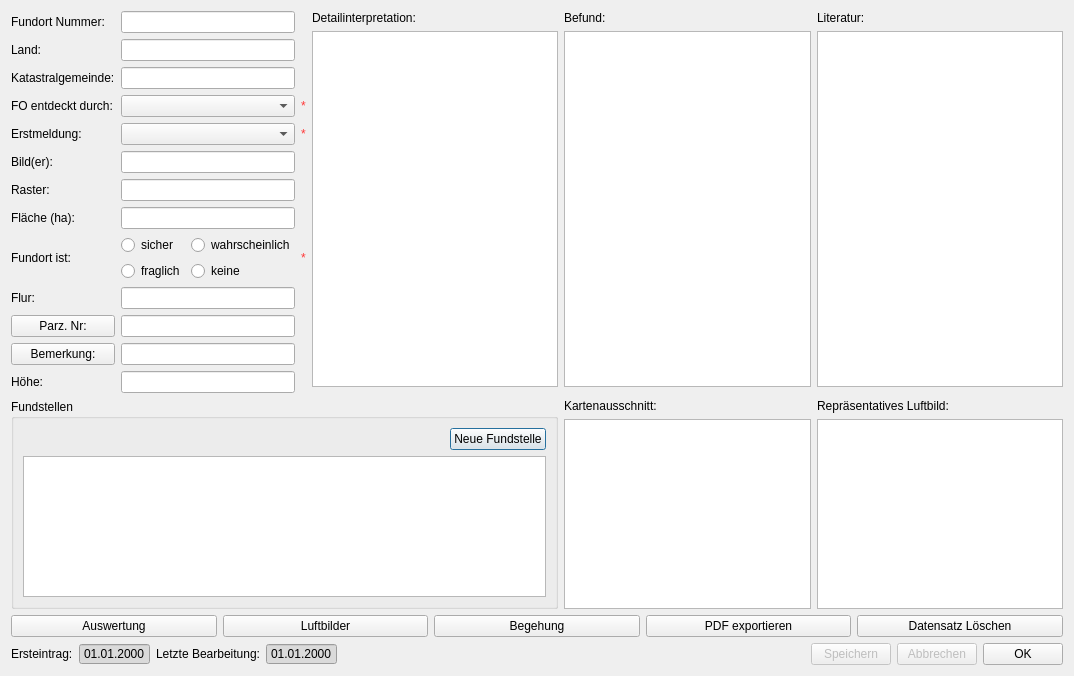
Above: APIS/forms/apis_site_form.ui from APIS-Luftbildarchiv/APIS before the change. Below: the same form after it.
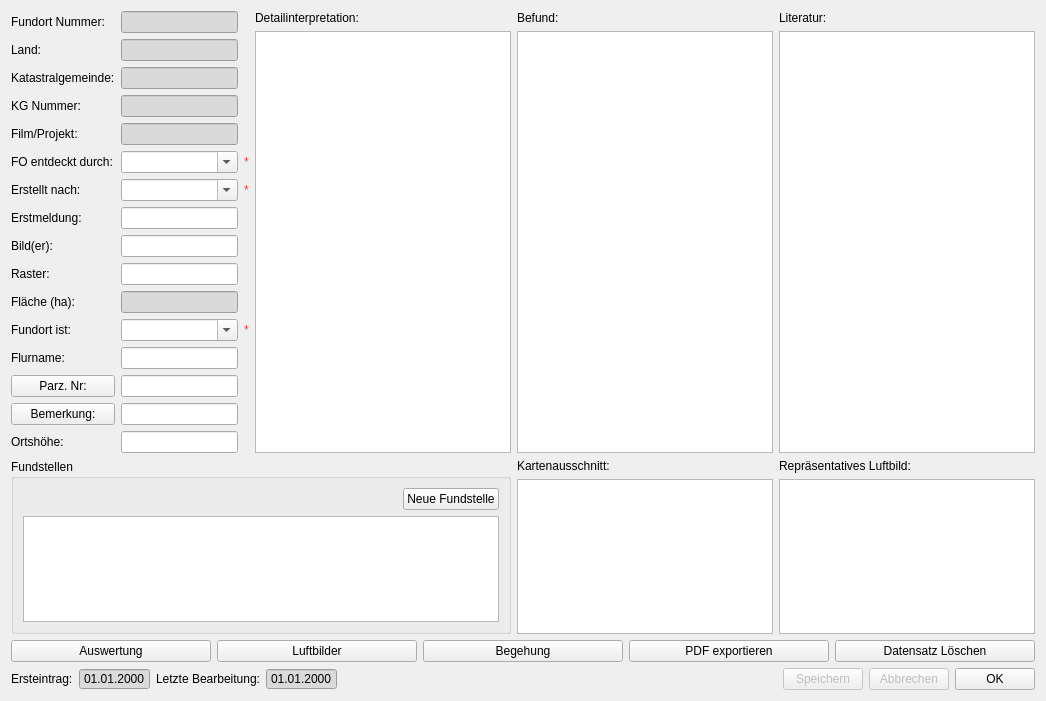
That is the form after the change. Icons and pictures are not drawn.

Diff of the .ui file:
```diff
--- a/APIS/forms/apis_site_form.ui
+++ b/APIS/forms/apis_site_form.ui
@@ -2,89 +2,62 @@
 <ui version="4.0">
  <class>apisSiteDialog</class>
  <widget class="QDialog" name="apisSiteDialog">
+  <property name="windowModality">
+   <enum>Qt::ApplicationModal</enum>
+  </property>
   <property name="geometry">
    <rect>
     <x>0</x>
     <y>0</y>
-    <width>1074</width>
-    <height>676</height>
+    <width>1046</width>
+    <height>701</height>
    </rect>
   </property>
   <property name="windowTitle">
    <string>APIS Fundort</string>
   </property>
+  <property name="modal">
+   <bool>true</bool>
+  </property>
   <layout class="QGridLayout" name="gridLayout_2">
-   <item row="2" column="0" colspan="2">
-    <widget class="QGroupBox" name="groupBox">
-     <property name="title">
-      <string>Fundstellen</string>
-     </property>
-     <layout class="QVBoxLayout" name="verticalLayout_4">
-      <item>
-       <layout class="QHBoxLayout" name="horizontalLayout">
-        <item>
-         <spacer name="horizontalSpacer">
-          <property name="orientation">
-           <enum>Qt::Horizontal</enum>
-          </property>
-          <property name="sizeHint" stdset="0">
-           <size>
-            <width>40</width>
-            <height>20</height>
-           </size>
-          </property>
-         </spacer>
-        </item>
-        <item>
-         <widget class="QPushButton" name="pushButton">
-          <property name="text">
-           <string>Neue Fundstelle</string>
-          </property>
-          <property name="icon">
-           <iconset resource="resource.qrc">
-            <normaloff>:/plugins/APIS/icons/add.png</normaloff>:/plugins/APIS/icons/add.png</iconset>
-          </property>
-         </widget>
-        </item>
-       </layout>
-      </item>
-      <item>
-       <widget class="QTableWidget" name="tableWidget"/>
-      </item>
-     </layout>
-    </widget>
-   </item>
-   <item row="0" column="0" rowspan="2">
+   <item row="0" column="0">
     <layout class="QGridLayout" name="gridLayout">
-     <item row="9" column="0">
-      <widget class="QLabel" name="label_13">
+     <item row="0" column="0">
+      <widget class="QLabel" name="label">
        <property name="text">
-        <string>Flur:</string>
+        <string>Fundort Nummer:</string>
        </property>
       </widget>
      </item>
-     <item row="7" column="1">
-      <widget class="QLineEdit" name="lineEdit_6"/>
-     </item>
-     <item row="6" column="1">
-      <widget class="QLineEdit" name="lineEdit_5"/>
-     </item>
-     <item row="7" column="0">
-      <widget class="QLabel" name="label_11">
-       <property name="text">
-        <string>Fläche (ha):</string>
+     <item row="0" column="1">
+      <widget class="QLineEdit" name="uiSiteNumberEdit">
+       <property name="autoFillBackground">
+        <bool>false</bool>
        </property>
+       <property name="styleSheet">
+        <string notr="true">background-color: rgb(218, 218, 218);</string>
+       </property>
+       <property name="readOnly">
+        <bool>true</bool>
+       </property>
       </widget>
      </item>
-     <item row="8" column="0">
-      <widget class="QLabel" name="label_12">
+     <item row="1" column="0">
+      <widget class="QLabel" name="label_2">
        <property name="text">
-        <string>Fundort ist:</string>
+        <string>Land:</string>
        </property>
       </widget>
      </item>
-     <item row="4" column="1">
-      <widget class="QComboBox" name="comboBox_2"/>
+     <item row="1" column="1">
+      <widget class="QLineEdit" name="uiCountryEdit">
+       <property name="styleSheet">
+        <string notr="true">background-color: rgb(218, 218, 218);</string>
+       </property>
+       <property name="readOnly">
+        <bool>true</bool>
+       </property>
+      </widget>
      </item>
      <item row="2" column="0">
       <widget class="QLabel" name="label_3">
@@ -93,161 +66,258 @@
        </property>
       </widget>
      </item>
-     <item row="5" column="1">
-      <widget class="QLineEdit" name="lineEdit_4"/>
+     <item row="2" column="1">
+      <widget class="QLineEdit" name="uiCadastralCommunityEdit">
+       <property name="styleSheet">
+        <string notr="true">background-color: rgb(218, 218, 218);</string>
+       </property>
+       <property name="readOnly">
+        <bool>true</bool>
+       </property>
+      </widget>
      </item>
-     <item row="1" column="0">
-      <widget class="QLabel" name="label_2">
+     <item row="3" column="0">
+      <widget class="QLabel" name="label_21">
        <property name="text">
-        <string>Land:</string>
+        <string>KG Nummer:</string>
        </property>
       </widget>
      </item>
-     <item row="9" column="1">
-      <widget class="QLineEdit" name="lineEdit_8"/>
+     <item row="3" column="1">
+      <widget class="QLineEdit" name="uiCadastralCommunityNumberEdit">
+       <property name="styleSheet">
+        <string notr="true">background-color: rgb(218, 218, 218);</string>
+       </property>
+      </widget>
      </item>
      <item row="4" column="0">
+      <widget class="QLabel" name="label_22">
+       <property name="text">
+        <string>Film/Projekt:</string>
+       </property>
+      </widget>
+     </item>
+     <item row="4" column="1">
+      <widget class="QLineEdit" name="uiProjectOrFilmEdit">
+       <property name="styleSheet">
+        <string notr="true">background-color: rgb(218, 218, 218);</string>
+       </property>
+       <property name="readOnly">
+        <bool>true</bool>
+       </property>
+      </widget>
+     </item>
+     <item row="5" column="0">
+      <widget class="QLabel" name="label_4">
+       <property name="text">
+        <string>FO entdeckt durch:</string>
+       </property>
+      </widget>
+     </item>
+     <item row="5" column="1">
+      <widget class="QComboBox" name="uiSiteDiscoveryCombo">
+       <property name="editable">
+        <bool>true</bool>
+       </property>
+      </widget>
+     </item>
+     <item row="5" column="2">
+      <widget class="QLabel" name="label_17">
+       <property name="styleSheet">
+        <string notr="true">color: rgb(255, 55, 55);</string>
+       </property>
+       <property name="text">
+        <string>*</string>
+       </property>
+      </widget>
+     </item>
+     <item row="6" column="0">
+      <widget class="QLabel" name="label_20">
+       <property name="text">
+        <string>Erstellt nach:</string>
+       </property>
+      </widget>
+     </item>
+     <item row="6" column="1">
+      <widget class="QComboBox" name="uiSiteCreationCombo">
+       <property name="editable">
+        <bool>true</bool>
+       </property>
+      </widget>
+     </item>
+     <item row="6" column="2">
+      <widget class="QLabel" name="label_18">
+       <property name="styleSheet">
+        <string notr="true">color: rgb(255, 55, 55);</string>
+       </property>
+       <property name="text">
+        <string>*</string>
+       </property>
+      </widget>
+     </item>
+     <item row="7" column="0">
       <widget class="QLabel" name="label_5">
        <property name="text">
         <string>Erstmeldung:</string>
        </property>
       </widget>
      </item>
-     <item row="5" column="0">
+     <item row="7" column="1">
+      <widget class="QLineEdit" name="uiFirstReportYearEdit">
+       <property name="maxLength">
+        <number>4</number>
+       </property>
+       <property name="placeholderText">
+        <string/>
+       </property>
+      </widget>
+     </item>
+     <item row="8" column="0">
       <widget class="QLabel" name="label_6">
        <property name="text">
         <string>Bild(er):</string>
        </property>
       </widget>
      </item>
-     <item row="6" column="0">
+     <item row="8" column="1">
+      <widget class="QLineEdit" name="uiImagesEdit"/>
+     </item>
+     <item row="9" column="0">
       <widget class="QLabel" name="label_10">
        <property name="text">
         <string>Raster:</string>
        </property>
       </widget>
      </item>
-     <item row="3" column="0">
-      <widget class="QLabel" name="label_4">
-       <property name="text">
-        <string>FO entdeckt durch:</string>
-       </property>
-      </widget>
+     <item row="9" column="1">
+      <widget class="QLineEdit" name="uiRasterEdit"/>
      </item>
-     <item row="0" column="0">
-      <widget class="QLabel" name="label">
+     <item row="10" column="0">
+      <widget class="QLabel" name="label_11">
        <property name="text">
-        <string>Fundort Nummer:</string>
+        <string>Fläche (ha):</string>
        </property>
       </widget>
      </item>
-     <item row="1" column="1">
-      <widget class="QLineEdit" name="lineEdit_2"/>
-     </item>
-     <item row="3" column="1">
-      <widget class="QComboBox" name="comboBox"/>
-     </item>
-     <item row="2" column="1">
-      <widget class="QLineEdit" name="lineEdit_3"/>
-     </item>
-     <item row="0" column="1">
-      <widget class="QLineEdit" name="lineEdit">
+     <item row="10" column="1">
+      <widget class="QLineEdit" name="uiAreaEdit">
+       <property name="styleSheet">
+        <string notr="true">background-color: rgb(218, 218, 218);</string>
+       </property>
        <property name="readOnly">
         <bool>true</bool>
        </property>
       </widget>
      </item>
-     <item row="4" column="2">
-      <widget class="QLabel" name="label_18">
-       <property name="styleSheet">
-        <string notr="true">color: rgb(255, 55, 55);</string>
-       </property>
+     <item row="11" column="0">
+      <widget class="QLabel" name="label_12">
        <property name="text">
-        <string>*</string>
+        <string>Fundort ist:</string>
        </property>
       </widget>
      </item>
-     <item row="3" column="2">
-      <widget class="QLabel" name="label_17">
-       <property name="styleSheet">
-        <string notr="true">color: rgb(255, 55, 55);</string>
+     <item row="11" column="1">
+      <widget class="QComboBox" name="uiSiteReliabilityCombo">
+       <property name="editable">
+        <bool>true</bool>
        </property>
-       <property name="text">
-        <string>*</string>
+       <property name="currentIndex">
+        <number>-1</number>
        </property>
-      </widget>
-     </item>
-     <item row="8" column="2">
-      <widget class="QLabel" name="label_19">
-       <property name="styleSheet">
-        <string notr="true">color: rgb(255, 55, 55);</string>
+       <property name="modelColumn">
+        <number>0</number>
        </property>
-       <property name="text">
-        <string>*</string>
-       </property>
-      </widget>
-     </item>
-     <item row="8" column="1">
-      <layout class="QGridLayout" name="gridLayout_3">
-       <item row="0" column="0">
-        <widget class="QRadioButton" name="radioButton">
+       <item>
          <property name="text">
           <string>sicher</string>
          </property>
-        </widget>
        </item>
-       <item row="0" column="1">
-        <widget class="QRadioButton" name="radioButton_2">
+       <item>
          <property name="text">
           <string>wahrscheinlich</string>
          </property>
-        </widget>
        </item>
-       <item row="1" column="0">
-        <widget class="QRadioButton" name="radioButton_3">
+       <item>
          <property name="text">
           <string>fraglich</string>
          </property>
-        </widget>
        </item>
-       <item row="1" column="1">
-        <widget class="QRadioButton" name="radioButton_4">
+       <item>
          <property name="text">
-          <string>keine</string>
-         </property>
-        </widget>
-       </item>
-      </layout>
-     </item>
-     <item row="12" column="1">
-      <widget class="QLineEdit" name="lineEdit_7"/>
+         <string>kein Fundort</string>
+        </property>
+       </item>
+      </widget>
+     </item>
+     <item row="11" column="2">
+      <widget class="QLabel" name="label_19">
+       <property name="styleSheet">
+        <string notr="true">color: rgb(255, 55, 55);</string>
+       </property>
+       <property name="text">
+        <string>*</string>
+       </property>
+      </widget>
      </item>
      <item row="12" column="0">
-      <widget class="QLabel" name="label_14">
+      <widget class="QLabel" name="label_13">
        <property name="text">
-        <string>Höhe:</string>
+        <string>Flurname:</string>
        </property>
       </widget>
      </item>
-     <item row="10" column="0">
-      <widget class="QPushButton" name="pushButton_2">
+     <item row="12" column="1">
+      <widget class="QLineEdit" name="uiFieldNameEdit"/>
+     </item>
+     <item row="13" column="0">
+      <widget class="QPushButton" name="uiPlotNumberBtn">
        <property name="text">
         <string>Parz. Nr:</string>
        </property>
+       <property name="autoDefault">
+        <bool>false</bool>
+       </property>
       </widget>
      </item>
-     <item row="11" column="0">
-      <widget class="QPushButton" name="pushButton_3">
+     <item row="13" column="1">
+      <widget class="QLineEdit" name="uiPlotNumberEdit"/>
+     </item>
+     <item row="14" column="0">
+      <widget class="QPushButton" name="uiCommentBtn">
        <property name="text">
         <string>Bemerkung:</string>
        </property>
+       <property name="autoDefault">
+        <bool>false</bool>
+       </property>
       </widget>
      </item>
-     <item row="10" column="1">
-      <widget class="QLineEdit" name="lineEdit_9"/>
+     <item row="14" column="1">
+      <widget class="QLineEdit" name="uiCommentEdit"/>
      </item>
-     <item row="11" column="1">
-      <widget class="QLineEdit" name="lineEdit_10"/>
+     <item row="15" column="0">
+      <widget class="QLabel" name="label_14">
+       <property name="text">
+        <string>Ortshöhe:</string>
+       </property>
+      </widget>
+     </item>
+     <item row="15" column="1">
+      <widget class="QLineEdit" name="uiElevationEdit"/>
+     </item>
+    </layout>
+   </item>
+   <item row="0" column="1">
+    <layout class="QVBoxLayout" name="verticalLayout">
+     <item>
+      <widget class="QLabel" name="label_7">
+       <property name="text">
+        <string>Detailinterpretation:</string>
+       </property>
+      </widget>
+     </item>
+     <item>
+      <widget class="QPlainTextEdit" name="uiDetailinterpretationPTxt"/>
      </item>
     </layout>
    </item>
@@ -261,25 +331,82 @@
       </widget>
      </item>
      <item>
-      <widget class="QPlainTextEdit" name="plainTextEdit_2"/>
+      <widget class="QPlainTextEdit" name="uiFindingsPTxt"/>
      </item>
     </layout>
    </item>
-   <item row="0" column="1">
-    <layout class="QVBoxLayout" name="verticalLayout">
+   <item row="0" column="3">
+    <layout class="QVBoxLayout" name="verticalLayout_3">
      <item>
-      <widget class="QLabel" name="label_7">
+      <widget class="QLabel" name="label_9">
        <property name="text">
-        <string>Detailinterpretation:</string>
+        <string>Literatur:</string>
        </property>
       </widget>
      </item>
      <item>
-      <widget class="QPlainTextEdit" name="plainTextEdit"/>
+      <widget class="QPlainTextEdit" name="uiLiteraturePTxt"/>
      </item>
     </layout>
    </item>
-   <item row="2" column="3">
+   <item row="1" column="0" colspan="2">
+    <widget class="QGroupBox" name="uiFindSpotGrp">
+     <property name="title">
+      <string>Fundstellen</string>
+     </property>
+     <layout class="QVBoxLayout" name="verticalLayout_4">
+      <item>
+       <layout class="QHBoxLayout" name="horizontalLayout">
+        <item>
+         <spacer name="horizontalSpacer">
+          <property name="orientation">
+           <enum>Qt::Horizontal</enum>
+          </property>
+          <property name="sizeHint" stdset="0">
+           <size>
+            <width>40</width>
+            <height>20</height>
+           </size>
+          </property>
+         </spacer>
+        </item>
+        <item>
+         <widget class="QPushButton" name="uiAddNewFindSpotBtn">
+          <property name="text">
+           <string>Neue Fundstelle</string>
+          </property>
+          <property name="icon">
+           <iconset resource="resource.qrc">
+            <normaloff>:/plugins/APIS/icons/add.png</normaloff>:/plugins/APIS/icons/add.png</iconset>
+          </property>
+          <property name="autoDefault">
+           <bool>false</bool>
+          </property>
+         </widget>
+        </item>
+       </layout>
+      </item>
+      <item>
+       <widget class="QTableView" name="uiFindSpotListTableV"/>
+      </item>
+     </layout>
+    </widget>
+   </item>
+   <item row="1" column="2">
+    <layout class="QVBoxLayout" name="verticalLayout_5">
+     <item>
+      <widget class="QLabel" name="label_15">
+       <property name="text">
+        <string>Kartenausschnitt:</string>
+       </property>
+      </widget>
+     </item>
+     <item>
+      <widget class="QGraphicsView" name="uiSiteMapView"/>
+     </item>
+    </layout>
+   </item>
+   <item row="1" column="3">
     <layout class="QVBoxLayout" name="verticalLayout_6">
      <item>
       <widget class="QLabel" name="label_16">
@@ -289,14 +416,14 @@
       </widget>
      </item>
      <item>
-      <widget class="QGraphicsView" name="graphicsView_2"/>
+      <widget class="QGraphicsView" name="uiSiteImageView"/>
      </item>
     </layout>
    </item>
-   <item row="3" column="0" colspan="4">
+   <item row="2" column="0" colspan="4">
     <layout class="QHBoxLayout" name="uiBottomHorizontalLayout">
      <item>
-      <widget class="QPushButton" name="uiShowFlightPathBtn">
+      <widget class="QPushButton" name="uiShowInterpretationBtn">
        <property name="toolTip">
         <string>Flugweg des Filmes in QGIS anzeigen</string>
        </property>
@@ -322,7 +449,7 @@
       </widget>
      </item>
      <item>
-      <widget class="QPushButton" name="uiListSitesOfFilmBtn">
+      <widget class="QPushButton" name="uiListImagesOfSiteBtn">
        <property name="text">
         <string>Luftbilder</string>
        </property>
@@ -342,7 +469,7 @@
       </widget>
      </item>
      <item>
-      <widget class="QPushButton" name="uiListImagesOfFilmBtn">
+      <widget class="QPushButton" name="uiListShardingsOfSiteBtn">
        <property name="text">
         <string>Begehung</string>
        </property>
@@ -382,7 +509,7 @@
       </widget>
      </item>
      <item>
-      <widget class="QPushButton" name="uiExtractGpsFromImagesBtn">
+      <widget class="QPushButton" name="uiDeleteSiteBtn">
        <property name="text">
         <string>Datensatz Löschen</string>
        </property>
@@ -403,7 +530,7 @@
      </item>
     </layout>
    </item>
-   <item row="4" column="0" colspan="4">
+   <item row="3" column="0" colspan="4">
     <layout class="QHBoxLayout" name="horizontalLayout_2">
      <item>
       <widget class="QLabel" name="uiInitalEntryLbl">
@@ -517,34 +644,6 @@
      </item>
     </layout>
    </item>
-   <item row="0" column="3">
-    <layout class="QVBoxLayout" name="verticalLayout_3">
-     <item>
-      <widget class="QLabel" name="label_9">
-       <property name="text">
-        <string>Literatur:</string>
-       </property>
-      </widget>
-     </item>
-     <item>
-      <widget class="QPlainTextEdit" name="plainTextEdit_3"/>
-     </item>
-    </layout>
-   </item>
-   <item row="2" column="2">
-    <layout class="QVBoxLayout" name="verticalLayout_5">
-     <item>
-      <widget class="QLabel" name="label_15">
-       <property name="text">
-        <string>Kartenausschnitt:</string>
-       </property>
-      </widget>
-     </item>
-     <item>
-      <widget class="QGraphicsView" name="graphicsView"/>
-     </item>
-    </layout>
-   </item>
   </layout>
  </widget>
  <resources>
```
Lines whose indentation alone changed are shown as unchanged.
